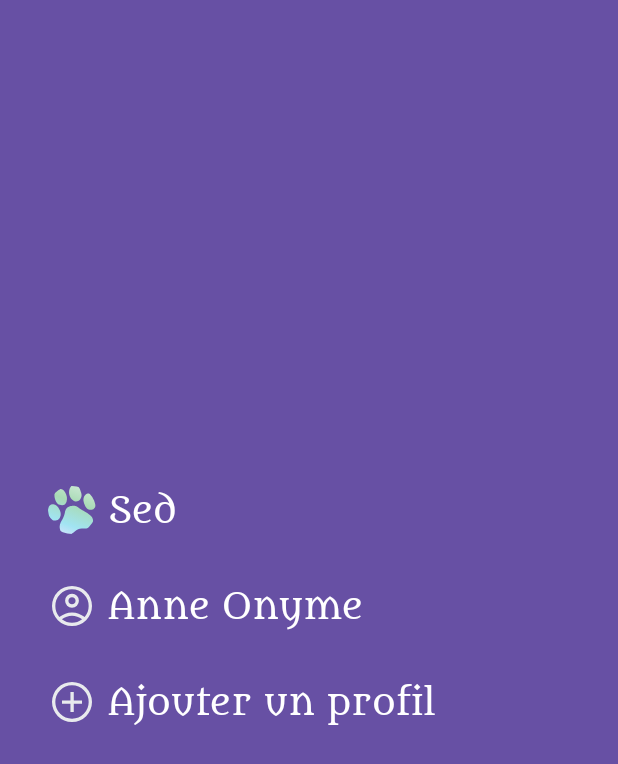
After one commit to SedTheCursed/MyMediaRy, an Android app built with Jetpack Compose: the Screen screen opened through its navigation route, on a phone screen of 412 x 824 dp. The commit adds this screen. Shown: the top 764 px of the screen. Run offline under Robolectric (Android 15) with nearby library versions, the phone set to English and light mode, and no system bars; our stand-ins replace window size class.

Commit message:
Adaptive design

```diff
--- a/app/src/main/java/com/brosedda/mymediary/UserActivity.kt
+++ b/app/src/main/java/com/brosedda/mymediary/UserActivity.kt
@@ -4,16 +4,23 @@
 import androidx.activity.ComponentActivity
 import androidx.activity.compose.setContent
 import androidx.activity.enableEdgeToEdge
+import androidx.compose.material3.windowsizeclass.ExperimentalMaterial3WindowSizeClassApi
+import androidx.compose.material3.windowsizeclass.calculateWindowSizeClass
 import com.brosedda.mymediary.ui.UserApp
 import com.brosedda.mymediary.ui.theme.MyMediaRyTheme
+import com.brosedda.mymediary.ui.utils.getScreenType
 
 class UserActivity : ComponentActivity() {
+    @OptIn(ExperimentalMaterial3WindowSizeClassApi::class)
     override fun onCreate(savedInstanceState: Bundle?) {
         super.onCreate(savedInstanceState)
         enableEdgeToEdge()
         setContent {
             MyMediaRyTheme(darkTheme = false) {
-                UserApp()
+                val windowSize = calculateWindowSizeClass(this)
+                UserApp(
+                    screenType = getScreenType(windowSize)
+                )
             }
         }
     }
--- a/app/src/main/java/com/brosedda/mymediary/ui/UserActivityScreen.kt
+++ b/app/src/main/java/com/brosedda/mymediary/ui/UserActivityScreen.kt
@@ -25,10 +25,12 @@
 import com.brosedda.mymediary.R
 import com.brosedda.mymediary.data.model.User
 import com.brosedda.mymediary.ui.components.appBar.UserAppBar
+import com.brosedda.mymediary.ui.utils.ScreenType
 import com.brosedda.mymediary.ui.screens.users.AvatarSelectionScreen
 import com.brosedda.mymediary.ui.screens.users.CreationScreen
 import com.brosedda.mymediary.ui.screens.users.LoginScreen
 import com.brosedda.mymediary.ui.screens.users.ProfilesScreen
+import com.brosedda.mymediary.ui.screens.users.Screen
 import com.brosedda.mymediary.ui.state.UsersList
 import com.brosedda.mymediary.ui.theme.MyMediaRyTheme
 import com.brosedda.mymediary.ui.viewModel.users.UserViewModel
@@ -53,6 +55,8 @@
 
 @Composable
 fun UserApp(
+    screenType: ScreenType,
+    modifier: Modifier = Modifier,
     navController: NavHostController = rememberNavController()
 ) {
     val backStackEntry by navController.currentBackStackEntryAsState()
@@ -73,7 +77,7 @@
                 )
             }
         },
-        modifier = Modifier.fillMaxSize()
+        modifier = modifier.fillMaxSize()
     ) { innerPadding ->
         val uiState by viewModel.uiState.collectAsState()
 
@@ -89,6 +93,10 @@
                 modifier = Modifier.padding(dimensionResource(R.dimen.padding_large))
             ) {
                 composable(route = UsersRoute.Start.name) {
+                    Screen(
+                        screenType = screenType,
+                        modifier = Modifier.fillMaxSize()
+                    ) {
                         ProfilesScreen(
                             users = uiState.usersList,
                             navigateToLogin = {
@@ -101,6 +109,7 @@
                             }
                         )
                     }
+                }
 
                 composable(route = UsersRoute.Login.name) {
                     val context = LocalContext.current
@@ -108,12 +117,16 @@
 
                     if (user.password == null) goToMainApp(context, navController, user)
 
+                    Screen(
+                        screenType = screenType,
+                    ) {
                         LoginScreen(
                             user = user,
                             connect = {
                                 goToMainApp(context, navController, user)
                             }
                         )
+                    }
                 }
 
                 composable(route = UsersRoute.Create.name) {
@@ -122,6 +135,9 @@
                         else -> emptyList()
                     }
 
+                    Screen(
+                        screenType = screenType,
+                    ) {
                         CreationScreen(
                             users = users.map { it.name },
                             avatar = uiState.currentUser.avatar,
@@ -132,9 +148,11 @@
                             }
                         )
                     }
+                }
 
                 composable(route = UsersRoute.Avatar.name) {
                     AvatarSelectionScreen (
+                        screenType = screenType,
                         chooseAvatar = { avatar ->
                             viewModel.setAvatar(avatar)
                             navController.navigateUp()
@@ -150,6 +168,6 @@
 @Composable
 fun UserAppPreview() {
     MyMediaRyTheme(darkTheme = false) {
-        UserApp()
+        UserApp(ScreenType.COMPACT_PORTRAIT)
     }
 }
--- a/app/src/main/java/com/brosedda/mymediary/ui/screens/users/CreationScreen.kt
+++ b/app/src/main/java/com/brosedda/mymediary/ui/screens/users/CreationScreen.kt
@@ -6,9 +6,12 @@
 import androidx.compose.foundation.layout.Column
 import androidx.compose.foundation.layout.Row
 import androidx.compose.foundation.layout.Spacer
+import androidx.compose.foundation.layout.fillMaxSize
 import androidx.compose.foundation.layout.fillMaxWidth
 import androidx.compose.foundation.layout.padding
+import androidx.compose.foundation.rememberScrollState
 import androidx.compose.foundation.text.KeyboardActions
+import androidx.compose.foundation.verticalScroll
 import androidx.compose.material.icons.Icons
 import androidx.compose.material.icons.filled.Add
 import androidx.compose.material3.Button
@@ -55,6 +58,8 @@
             verticalArrangement = Arrangement.Center,
             horizontalAlignment = Alignment.CenterHorizontally,
             modifier = modifier
+                .fillMaxSize()
+                .verticalScroll(rememberScrollState())
         ) {
             UserActivityTextField(
                 value = vm.name,
--- a/app/src/main/java/com/brosedda/mymediary/ui/screens/users/LoginScreen.kt
+++ b/app/src/main/java/com/brosedda/mymediary/ui/screens/users/LoginScreen.kt
@@ -4,6 +4,7 @@
 import androidx.compose.foundation.layout.Column
 import androidx.compose.foundation.layout.Row
 import androidx.compose.foundation.layout.Spacer
+import androidx.compose.foundation.layout.fillMaxSize
 import androidx.compose.foundation.layout.padding
 import androidx.compose.foundation.text.KeyboardActions
 import androidx.compose.material.icons.Icons
@@ -50,7 +51,7 @@
     Column(
         verticalArrangement = Arrangement.Center,
         horizontalAlignment = Alignment.CenterHorizontally,
-        modifier = modifier
+        modifier = modifier.fillMaxSize()
     ) {
         UserActivityPasswordField(
             value = viewModel.input,
--- a/app/src/main/java/com/brosedda/mymediary/ui/screens/users/ProfilesScreen.kt
+++ b/app/src/main/java/com/brosedda/mymediary/ui/screens/users/ProfilesScreen.kt
@@ -35,7 +35,7 @@
             users = users.users,
             navigateToLogin = navigateToLogin,
             navigateToCreation = navigateToCreation,
-            modifier = modifier
+            modifier = modifier.fillMaxSize()
         )
     }
 }
--- /dev/null
+++ b/app/src/main/java/com/brosedda/mymediary/ui/screens/users/Screen.kt
@@ -0,0 +1,35 @@
+package com.brosedda.mymediary.ui.screens.users
+
+import androidx.compose.foundation.layout.Box
+import androidx.compose.foundation.layout.Row
+import androidx.compose.foundation.layout.Spacer
+import androidx.compose.runtime.Composable
+import androidx.compose.ui.Modifier
+import com.brosedda.mymediary.ui.utils.ScreenType
+
+@Composable
+fun Screen(
+    screenType: ScreenType,
+    modifier: Modifier = Modifier,
+    content: @Composable () -> Unit
+) {
+
+    Row(modifier = modifier) {
+        if (screenType != ScreenType.COMPACT_PORTRAIT) {
+            Spacer(modifier = Modifier.weight(1f))
+        }
+
+        Box(Modifier.weight(when (screenType) {
+            ScreenType.COMPACT_LANDSCAPE,
+             ScreenType.MEDIUM_LANDSCAPE
+                 -> 3f
+            ScreenType.EXPANDED_LANDSCAPE -> 2f
+            else -> 4f
+        })) {
+            content()
+        }
+         if (screenType != ScreenType.COMPACT_PORTRAIT) {
+            Spacer(modifier = Modifier.weight(1f))
+        }
+    }
+}
```
Also changed, not shown: app/src/main/java/com/brosedda/mymediary/ui/screens/users/AvatarSelectionScreen.kt (+11 -2 lines), app/src/main/java/com/brosedda/mymediary/ui/utils/ScreenType.kt (added, +43 -0 lines). Lines whose indentation alone changed are shown as unchanged.
